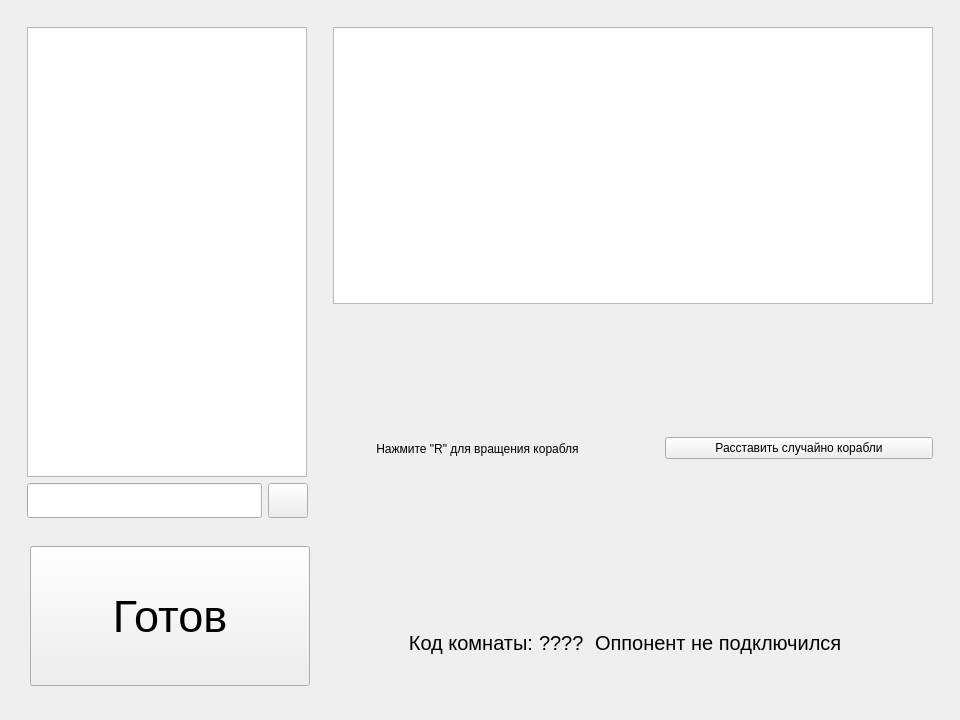
Above: Sea_Battle_Client/UI/mainwindow.ui from Bananka123321/Sea_Battle before the change. Below: the same form after it.
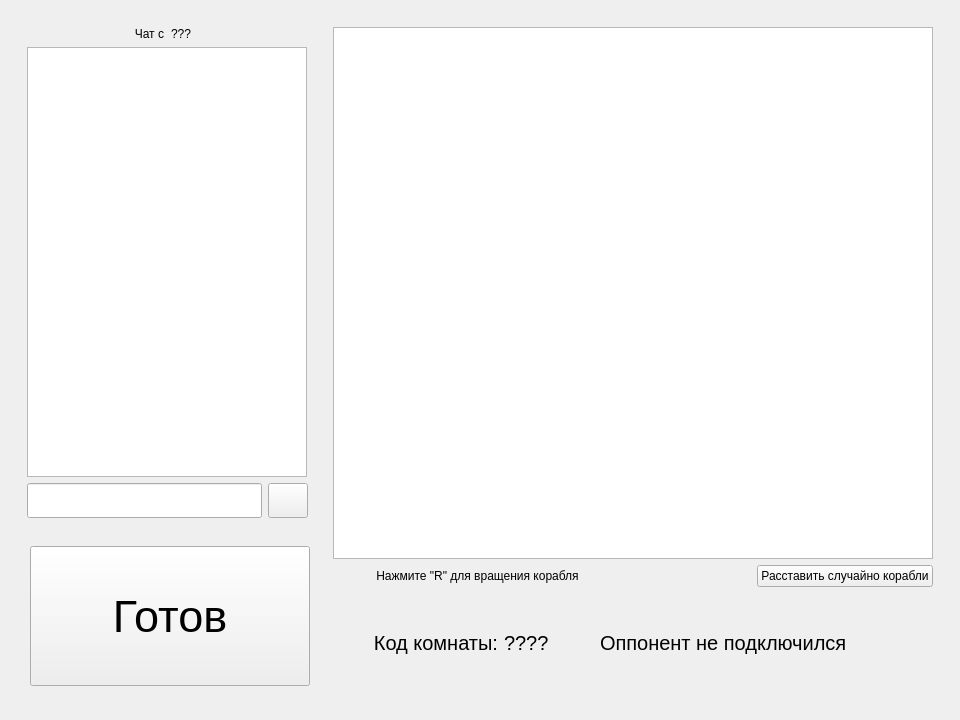
That is the form after the change. Icons and pictures are not drawn.

Commit message: Обновлен GUI

```diff
--- a/Sea_Battle_Client/UI/mainwindow.ui
+++ b/Sea_Battle_Client/UI/mainwindow.ui
@@ -48,7 +48,7 @@
             <item>
              <spacer name="verticalSpacer_3">
               <property name="orientation">
-               <enum>Qt::Vertical</enum>
+               <enum>Qt::Orientation::Vertical</enum>
               </property>
               <property name="sizeHint" stdset="0">
                <size>
@@ -61,7 +61,7 @@
             <item>
              <spacer name="verticalSpacer_5">
               <property name="orientation">
-               <enum>Qt::Vertical</enum>
+               <enum>Qt::Orientation::Vertical</enum>
               </property>
               <property name="sizeHint" stdset="0">
                <size>
@@ -74,7 +74,7 @@
             <item>
              <spacer name="verticalSpacer_6">
               <property name="orientation">
-               <enum>Qt::Vertical</enum>
+               <enum>Qt::Orientation::Vertical</enum>
               </property>
               <property name="sizeHint" stdset="0">
                <size>
@@ -87,7 +87,7 @@
             <item>
              <spacer name="verticalSpacer_8">
               <property name="orientation">
-               <enum>Qt::Vertical</enum>
+               <enum>Qt::Orientation::Vertical</enum>
               </property>
               <property name="sizeHint" stdset="0">
                <size>
@@ -100,7 +100,7 @@
             <item>
              <spacer name="verticalSpacer_4">
               <property name="orientation">
-               <enum>Qt::Vertical</enum>
+               <enum>Qt::Orientation::Vertical</enum>
               </property>
               <property name="sizeHint" stdset="0">
                <size>
@@ -122,7 +122,7 @@
                <string>Your Name</string>
               </property>
               <property name="alignment">
-               <set>Qt::AlignCenter</set>
+               <set>Qt::AlignmentFlag::AlignCenter</set>
               </property>
              </widget>
             </item>
@@ -131,7 +131,7 @@
               <item>
                <spacer name="horizontalSpacer">
                 <property name="orientation">
-                 <enum>Qt::Horizontal</enum>
+                 <enum>Qt::Orientation::Horizontal</enum>
                 </property>
                 <property name="sizeHint" stdset="0">
                  <size>
@@ -169,7 +169,7 @@
               <item>
                <spacer name="horizontalSpacer_2">
                 <property name="orientation">
-                 <enum>Qt::Horizontal</enum>
+                 <enum>Qt::Orientation::Horizontal</enum>
                 </property>
                 <property name="sizeHint" stdset="0">
                  <size>
@@ -186,7 +186,7 @@
           <item>
            <spacer name="verticalSpacer_2">
             <property name="orientation">
-             <enum>Qt::Vertical</enum>
+             <enum>Qt::Orientation::Vertical</enum>
             </property>
             <property name="sizeHint" stdset="0">
              <size>
@@ -203,7 +203,7 @@
               <item>
                <spacer name="horizontalSpacer_7">
                 <property name="orientation">
-                 <enum>Qt::Horizontal</enum>
+                 <enum>Qt::Orientation::Horizontal</enum>
                 </property>
                 <property name="sizeHint" stdset="0">
                  <size>
@@ -216,7 +216,7 @@
               <item>
                <spacer name="horizontalSpacer_11">
                 <property name="orientation">
-                 <enum>Qt::Horizontal</enum>
+                 <enum>Qt::Orientation::Horizontal</enum>
                 </property>
                 <property name="sizeHint" stdset="0">
                  <size>
@@ -229,7 +229,7 @@
               <item>
                <spacer name="horizontalSpacer_13">
                 <property name="orientation">
-                 <enum>Qt::Horizontal</enum>
+                 <enum>Qt::Orientation::Horizontal</enum>
                 </property>
                 <property name="sizeHint" stdset="0">
                  <size>
@@ -242,7 +242,7 @@
               <item>
                <spacer name="horizontalSpacer_10">
                 <property name="orientation">
-                 <enum>Qt::Horizontal</enum>
+                 <enum>Qt::Orientation::Horizontal</enum>
                 </property>
                 <property name="sizeHint" stdset="0">
                  <size>
@@ -274,7 +274,7 @@
               <item>
                <spacer name="horizontalSpacer_8">
                 <property name="orientation">
-                 <enum>Qt::Horizontal</enum>
+                 <enum>Qt::Orientation::Horizontal</enum>
                 </property>
                 <property name="sizeHint" stdset="0">
                  <size>
@@ -293,7 +293,7 @@
                 <item>
                  <spacer name="horizontalSpacer_3">
                   <property name="orientation">
-                   <enum>Qt::Horizontal</enum>
+                   <enum>Qt::Orientation::Horizontal</enum>
                   </property>
                   <property name="sizeHint" stdset="0">
                    <size>
@@ -337,7 +337,7 @@
                 <item>
                  <spacer name="horizontalSpacer_4">
                   <property name="orientation">
-                   <enum>Qt::Horizontal</enum>
+                   <enum>Qt::Orientation::Horizontal</enum>
                   </property>
                   <property name="sizeHint" stdset="0">
                    <size>
@@ -354,7 +354,7 @@
                 <item>
                  <spacer name="horizontalSpacer_5">
                   <property name="orientation">
-                   <enum>Qt::Horizontal</enum>
+                   <enum>Qt::Orientation::Horizontal</enum>
                   </property>
                   <property name="sizeHint" stdset="0">
                    <size>
@@ -395,7 +395,7 @@
                 <item>
                  <spacer name="horizontalSpacer_6">
                   <property name="orientation">
-                   <enum>Qt::Horizontal</enum>
+                   <enum>Qt::Orientation::Horizontal</enum>
                   </property>
                   <property name="sizeHint" stdset="0">
                    <size>
@@ -413,14 +413,14 @@
                  <string>Code room</string>
                 </property>
                 <property name="alignment">
-                 <set>Qt::AlignCenter</set>
+                 <set>Qt::AlignmentFlag::AlignCenter</set>
                 </property>
                </widget>
               </item>
               <item row="1" column="1">
                <spacer name="horizontalSpacer_12">
                 <property name="orientation">
-                 <enum>Qt::Horizontal</enum>
+                 <enum>Qt::Orientation::Horizontal</enum>
                 </property>
                 <property name="sizeHint" stdset="0">
                  <size>
@@ -437,7 +437,7 @@
           <item>
            <spacer name="verticalSpacer_10">
             <property name="orientation">
-             <enum>Qt::Vertical</enum>
+             <enum>Qt::Orientation::Vertical</enum>
             </property>
             <property name="sizeHint" stdset="0">
              <size>
@@ -450,7 +450,7 @@
           <item>
            <spacer name="verticalSpacer_11">
             <property name="orientation">
-             <enum>Qt::Vertical</enum>
+             <enum>Qt::Orientation::Vertical</enum>
             </property>
             <property name="sizeHint" stdset="0">
              <size>
@@ -463,7 +463,7 @@
           <item>
            <spacer name="verticalSpacer">
             <property name="orientation">
-             <enum>Qt::Vertical</enum>
+             <enum>Qt::Orientation::Vertical</enum>
             </property>
             <property name="sizeHint" stdset="0">
              <size>
@@ -476,7 +476,7 @@
           <item>
            <spacer name="verticalSpacer_9">
             <property name="orientation">
-             <enum>Qt::Vertical</enum>
+             <enum>Qt::Orientation::Vertical</enum>
             </property>
             <property name="sizeHint" stdset="0">
              <size>
@@ -507,10 +507,29 @@
            </size>
           </property>
           <property name="frameShape">
-           <enum>QFrame::NoFrame</enum>
+           <enum>QFrame::Shape::NoFrame</enum>
           </property>
           <layout class="QGridLayout" name="gridLayout_7">
-           <item row="1" column="0">
+           <item row="1" column="0" colspan="2">
+            <widget class="QTextEdit" name="ChatTextEdit">
+             <property name="minimumSize">
+              <size>
+               <width>280</width>
+               <height>0</height>
+              </size>
+             </property>
+             <property name="maximumSize">
+              <size>
+               <width>280</width>
+               <height>16777215</height>
+              </size>
+             </property>
+             <property name="readOnly">
+              <bool>true</bool>
+             </property>
+            </widget>
+           </item>
+           <item row="2" column="0">
             <widget class="QLineEdit" name="SendMessageLineEdit">
              <property name="minimumSize">
               <size>
@@ -526,7 +545,7 @@
              </property>
             </widget>
            </item>
-           <item row="1" column="1">
+           <item row="2" column="1">
             <widget class="QPushButton" name="SendMessagePushButton">
              <property name="minimumSize">
               <size>
@@ -544,26 +563,57 @@
               <string/>
              </property>
              <property name="icon">
-              <iconset theme="QIcon::ThemeIcon::DocumentSend">
-               <normaloff>.</normaloff>.</iconset>
+              <iconset theme="QIcon::ThemeIcon::DocumentSend"/>
              </property>
             </widget>
            </item>
            <item row="0" column="0" colspan="2">
-            <widget class="QTextEdit" name="ChatTextEdit">
-             <property name="minimumSize">
-              <size>
-               <width>280</width>
-               <height>0</height>
-              </size>
+            <layout class="QHBoxLayout" name="horizontalLayout_7">
+             <property name="spacing">
+              <number>7</number>
              </property>
-             <property name="maximumSize">
-              <size>
-               <width>280</width>
-               <height>16777215</height>
-              </size>
-             </property>
-            </widget>
+             <item>
+              <widget class="QLabel" name="Static_NameOPLabel">
+               <property name="minimumSize">
+                <size>
+                 <width>0</width>
+                 <height>0</height>
+                </size>
+               </property>
+               <property name="maximumSize">
+                <size>
+                 <width>150</width>
+                 <height>16777215</height>
+                </size>
+               </property>
+               <property name="text">
+                <string>Чат с</string>
+               </property>
+               <property name="alignment">
+                <set>Qt::AlignmentFlag::AlignRight|Qt::AlignmentFlag::AlignTrailing|Qt::AlignmentFlag::AlignVCenter</set>
+               </property>
+              </widget>
+             </item>
+             <item>
+              <widget class="QLabel" name="NameOPLabel">
+               <property name="minimumSize">
+                <size>
+                 <width>0</width>
+                 <height>0</height>
+                </size>
+               </property>
+               <property name="maximumSize">
+                <size>
+                 <width>16777215</width>
+                 <height>16777215</height>
+                </size>
+               </property>
+               <property name="text">
+                <string>???</string>
+               </property>
+              </widget>
+             </item>
+            </layout>
            </item>
           </layout>
          </widget>
@@ -583,7 +633,7 @@
            </size>
           </property>
           <property name="frameShape">
-           <enum>QFrame::NoFrame</enum>
+           <enum>QFrame::Shape::NoFrame</enum>
           </property>
           <widget class="QPushButton" name="ReadyPushButton">
            <property name="geometry">
@@ -620,7 +670,7 @@
         <item row="0" column="1" rowspan="4" colspan="2">
          <widget class="QFrame" name="ShipsFrame">
           <property name="frameShape">
-           <enum>QFrame::NoFrame</enum>
+           <enum>QFrame::Shape::NoFrame</enum>
           </property>
           <layout class="QGridLayout" name="gridLayout_6">
            <item row="0" column="0">
@@ -629,7 +679,7 @@
               <widget class="QLabel" name="CodeRoomLabel">
                <property name="maximumSize">
                 <size>
-                 <width>50</width>
+                 <width>90</width>
                  <height>16777215</height>
                 </size>
                </property>
@@ -647,7 +697,7 @@
               <widget class="QLabel" name="Static_RoomLabel">
                <property name="maximumSize">
                 <size>
-                 <width>200</width>
+                 <width>165</width>
                  <height>16777215</height>
                 </size>
                </property>
@@ -686,7 +736,20 @@
                <item>
                 <spacer name="horizontalSpacer_9">
                  <property name="orientation">
-                  <enum>Qt::Vertical</enum>
+                  <enum>Qt::Orientation::Horizontal</enum>
+                 </property>
+                 <property name="sizeHint" stdset="0">
+                  <size>
+                   <width>40</width>
+                   <height>20</height>
+                  </size>
+                 </property>
+                </spacer>
+               </item>
+               <item>
+                <spacer name="horizontalSpacer_14">
+                 <property name="orientation">
+                  <enum>Qt::Orientation::Horizontal</enum>
                  </property>
                  <property name="sizeHint" stdset="0">
                   <size>
```
The commit also changes 5 other files.
